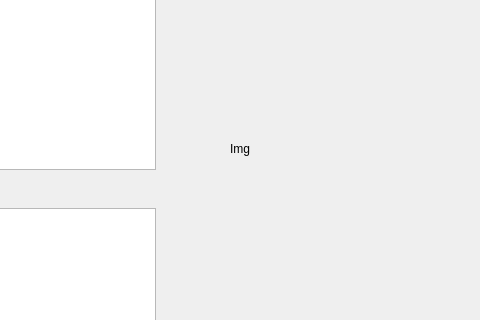
Old version of the form SDITool/mainwindow.ui in the repository jnc0802/SDI; both pictures show x 110 to 590 and y 109 to 429 of the 1074 by 561 pixel window.
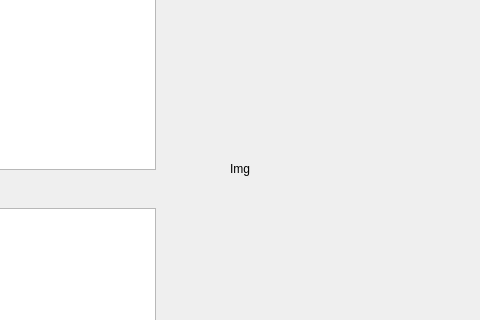
New version of the form.

Commit message: Linked List stores and displays on list widget

```diff
--- a/SDITool/mainwindow.ui
+++ b/SDITool/mainwindow.ui
@@ -38,9 +38,9 @@
     <property name="geometry">
      <rect>
       <x>340</x>
-      <y>70</y>
-      <width>541</width>
-      <height>341</height>
+      <y>60</y>
+      <width>631</width>
+      <height>401</height>
      </rect>
     </property>
     <property name="text">
```
The commit also changes 5 other files.
